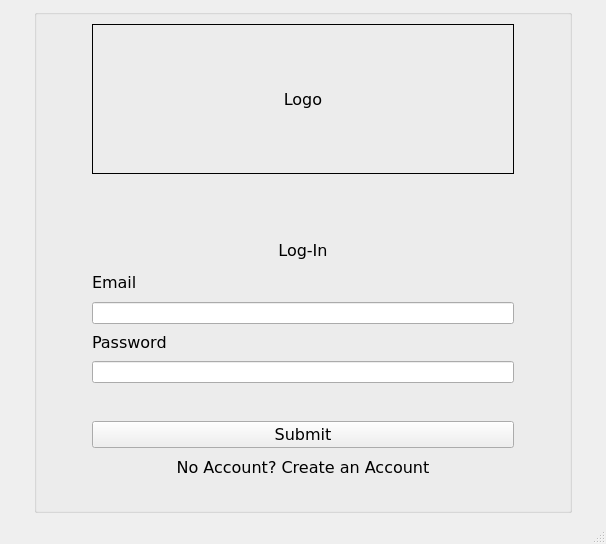
Old version of the form CLOCKWORK_SEMESTER/log_in_main.ui in the repository AmielJohnPadasay/ClockWork.
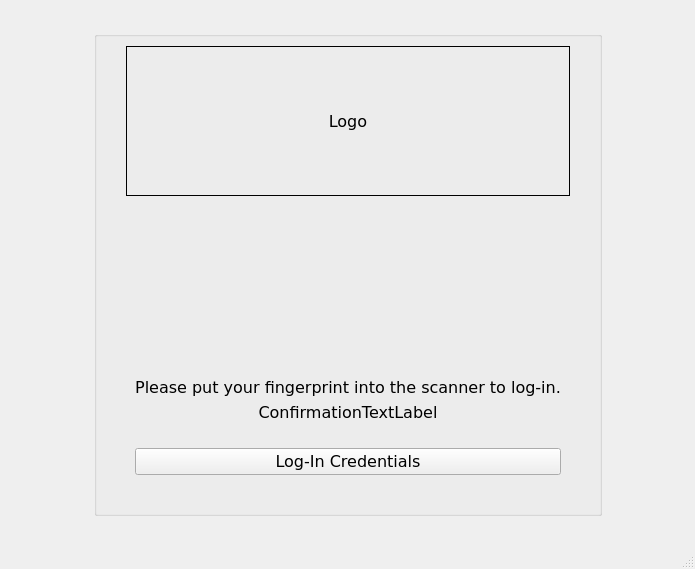
New version of the form. Icons and pictures are not drawn.

Commit message: Completed function of Log-In WIndow

```diff
--- a/CLOCKWORK_SEMESTER/log_in_main.ui
+++ b/CLOCKWORK_SEMESTER/log_in_main.ui
@@ -6,8 +6,8 @@
    <rect>
     <x>0</x>
     <y>0</y>
-    <width>606</width>
-    <height>544</height>
+    <width>695</width>
+    <height>569</height>
    </rect>
   </property>
   <property name="windowTitle">
@@ -15,21 +15,21 @@
   </property>
   <widget class="QWidget" name="centralwidget">
    <layout class="QGridLayout" name="gridLayout_3">
-    <item row="1" column="0">
-     <spacer name="horizontalSpacer_9">
+    <item row="2" column="1">
+     <spacer name="verticalSpacer_6">
       <property name="orientation">
-       <enum>Qt::Orientation::Horizontal</enum>
+       <enum>Qt::Orientation::Vertical</enum>
       </property>
       <property name="sizeHint" stdset="0">
        <size>
-        <width>40</width>
-        <height>20</height>
+        <width>20</width>
+        <height>40</height>
        </size>
       </property>
      </spacer>
     </item>
     <item row="1" column="2">
-     <spacer name="horizontalSpacer_10">
+     <spacer name="horizontalSpacer_6">
       <property name="orientation">
        <enum>Qt::Orientation::Horizontal</enum>
       </property>
@@ -46,21 +46,21 @@
       <property name="title">
        <string/>
       </property>
-      <layout class="QGridLayout" name="gridLayout_2">
-       <item row="0" column="0" rowspan="9">
-        <spacer name="verticalSpacer">
+      <layout class="QGridLayout" name="gridLayout">
+       <item row="0" column="0" rowspan="2">
+        <spacer name="verticalSpacer_9">
          <property name="orientation">
           <enum>Qt::Orientation::Vertical</enum>
          </property>
          <property name="sizeHint" stdset="0">
           <size>
            <width>20</width>
-           <height>483</height>
+           <height>40</height>
           </size>
          </property>
         </spacer>
        </item>
-       <item row="0" column="2">
+       <item row="0" column="1">
         <widget class="QLabel" name="main_logo">
          <property name="minimumSize">
           <size>
@@ -85,21 +85,21 @@
          </property>
         </widget>
        </item>
-       <item row="0" column="4" rowspan="9">
-        <spacer name="verticalSpacer_2">
+       <item row="0" column="2" rowspan="2">
+        <spacer name="verticalSpacer_10">
          <property name="orientation">
           <enum>Qt::Orientation::Vertical</enum>
          </property>
          <property name="sizeHint" stdset="0">
           <size>
            <width>20</width>
-           <height>483</height>
+           <height>40</height>
           </size>
          </property>
         </spacer>
        </item>
-       <item row="1" column="2">
-        <spacer name="horizontalSpacer_3">
+       <item row="2" column="1">
+        <spacer name="horizontalSpacer">
          <property name="orientation">
           <enum>Qt::Orientation::Horizontal</enum>
          </property>
@@ -111,36 +111,21 @@
          </property>
         </spacer>
        </item>
-       <item row="2" column="1" colspan="3">
-        <spacer name="horizontalSpacer_4">
-         <property name="orientation">
-          <enum>Qt::Orientation::Horizontal</enum>
+       <item row="1" column="1">
+        <widget class="QStackedWidget" name="log_in_stacked">
+         <property name="currentIndex">
+          <number>1</number>
          </property>
-         <property name="sizeHint" stdset="0">
-          <size>
-           <width>488</width>
-           <height>20</height>
-          </size>
-         </property>
-        </spacer>
-       </item>
-       <item row="3" column="2">
-        <widget class="QLabel" name="login_label">
-         <property name="font">
-          <font>
-           <family>Verdana</family>
-           <pointsize>12</pointsize>
-          </font>
-         </property>
+         <widget class="QWidget" name="log_in_credentials">
+          <layout class="QGridLayout" name="gridLayout_4">
+           <item row="5" column="0" colspan="3">
+            <widget class="QLineEdit" name="password_lineEdit">
          <property name="text">
-          <string>Log-In</string>
-         </property>
-         <property name="alignment">
-          <set>Qt::AlignmentFlag::AlignCenter</set>
+              <string/>
          </property>
         </widget>
        </item>
-       <item row="4" column="2">
+           <item row="2" column="0">
         <widget class="QLabel" name="email_label">
          <property name="font">
           <font>
@@ -153,60 +138,7 @@
          </property>
         </widget>
        </item>
-       <item row="5" column="2">
-        <widget class="QLineEdit" name="email_lineEdit">
-         <property name="text">
-          <string/>
-         </property>
-        </widget>
-       </item>
-       <item row="6" column="2">
-        <widget class="QLabel" name="password_label">
-         <property name="font">
-          <font>
-           <family>Verdana</family>
-           <pointsize>12</pointsize>
-          </font>
-         </property>
-         <property name="text">
-          <string>Password</string>
-         </property>
-        </widget>
-       </item>
-       <item row="7" column="2">
-        <widget class="QLineEdit" name="password_lineEdit">
-         <property name="text">
-          <string/>
-         </property>
-        </widget>
-       </item>
-       <item row="8" column="2">
-        <spacer name="horizontalSpacer_2">
-         <property name="orientation">
-          <enum>Qt::Orientation::Horizontal</enum>
-         </property>
-         <property name="sizeHint" stdset="0">
-          <size>
-           <width>430</width>
-           <height>20</height>
-          </size>
-         </property>
-        </spacer>
-       </item>
-       <item row="9" column="1" rowspan="2">
-        <spacer name="verticalSpacer_3">
-         <property name="orientation">
-          <enum>Qt::Orientation::Vertical</enum>
-         </property>
-         <property name="sizeHint" stdset="0">
-          <size>
-           <width>20</width>
-           <height>54</height>
-          </size>
-         </property>
-        </spacer>
-       </item>
-       <item row="9" column="2">
+           <item row="9" column="0" colspan="3">
         <widget class="QPushButton" name="log_in_button">
          <property name="font">
           <font>
@@ -222,20 +154,33 @@
          </property>
         </widget>
        </item>
-       <item row="9" column="3" rowspan="2">
-        <spacer name="verticalSpacer_4">
+           <item row="7" column="0" colspan="3">
+            <spacer name="horizontalSpacer_4">
          <property name="orientation">
-          <enum>Qt::Orientation::Vertical</enum>
+              <enum>Qt::Orientation::Horizontal</enum>
          </property>
          <property name="sizeHint" stdset="0">
           <size>
-           <width>20</width>
-           <height>54</height>
+               <width>40</width>
+               <height>20</height>
           </size>
          </property>
         </spacer>
        </item>
-       <item row="10" column="2">
+           <item row="4" column="0" colspan="2">
+            <widget class="QLabel" name="password_label">
+             <property name="font">
+              <font>
+               <family>Verdana</family>
+               <pointsize>12</pointsize>
+              </font>
+             </property>
+             <property name="text">
+              <string>Password</string>
+             </property>
+            </widget>
+           </item>
+           <item row="11" column="0" colspan="3">
         <widget class="QPushButton" name="create_account_log_in_button_2">
          <property name="minimumSize">
           <size>
@@ -260,24 +205,77 @@
          </property>
         </widget>
        </item>
-       <item row="11" column="2">
-        <spacer name="horizontalSpacer">
+           <item row="0" column="0" colspan="3">
+            <widget class="QLabel" name="login_label">
+             <property name="font">
+              <font>
+               <family>Verdana</family>
+               <pointsize>12</pointsize>
+              </font>
+             </property>
+             <property name="text">
+              <string>Log-In</string>
+             </property>
+             <property name="alignment">
+              <set>Qt::AlignmentFlag::AlignCenter</set>
+             </property>
+            </widget>
+           </item>
+           <item row="3" column="0" colspan="3">
+            <widget class="QLineEdit" name="email_lineEdit">
+             <property name="text">
+              <string/>
+             </property>
+            </widget>
+           </item>
+           <item row="6" column="0" colspan="3">
+            <spacer name="horizontalSpacer_7">
          <property name="orientation">
           <enum>Qt::Orientation::Horizontal</enum>
          </property>
          <property name="sizeHint" stdset="0">
           <size>
-           <width>430</width>
+               <width>40</width>
            <height>20</height>
           </size>
          </property>
         </spacer>
        </item>
-      </layout>
-     </widget>
+           <item row="10" column="0" colspan="3">
+            <widget class="QPushButton" name="log_in_fingerprint_btn">
+             <property name="font">
+              <font>
+               <family>Verdana</family>
+               <pointsize>12</pointsize>
+              </font>
+             </property>
+             <property name="text">
+              <string>Log-In Using Fingerprint</string>
+             </property>
+            </widget>
+           </item>
+          </layout>
+         </widget>
+         <widget class="QWidget" name="log_in_fingerprint">
+          <layout class="QGridLayout" name="gridLayout_2">
+           <item row="1" column="0" colspan="5">
+            <widget class="QLabel" name="log_in_fingerprint_label">
+             <property name="font">
+              <font>
+               <family>Verdana</family>
+               <pointsize>12</pointsize>
+              </font>
+             </property>
+             <property name="text">
+              <string>Please put your fingerprint into the scanner to log-in.</string>
+             </property>
+             <property name="alignment">
+              <set>Qt::AlignmentFlag::AlignCenter</set>
+             </property>
+            </widget>
     </item>
     <item row="0" column="1">
-     <spacer name="verticalSpacer_9">
+            <spacer name="verticalSpacer">
       <property name="orientation">
        <enum>Qt::Orientation::Vertical</enum>
       </property>
@@ -289,8 +287,8 @@
       </property>
      </spacer>
     </item>
-    <item row="2" column="1">
-     <spacer name="verticalSpacer_10">
+           <item row="0" column="3">
+            <spacer name="verticalSpacer_2">
       <property name="orientation">
        <enum>Qt::Orientation::Vertical</enum>
       </property>
@@ -298,6 +296,112 @@
        <size>
         <width>20</width>
         <height>40</height>
+              </size>
+             </property>
+            </spacer>
+           </item>
+           <item row="0" column="2">
+            <widget class="QLabel" name="fingerprint_label">
+             <property name="minimumSize">
+              <size>
+               <width>100</width>
+               <height>100</height>
+              </size>
+             </property>
+             <property name="sizeIncrement">
+              <size>
+               <width>2</width>
+               <height>2</height>
+              </size>
+             </property>
+             <property name="text">
+              <string/>
+             </property>
+             <property name="pixmap">
+              <pixmap>resources/fingerprint_new.png</pixmap>
+             </property>
+             <property name="scaledContents">
+              <bool>false</bool>
+             </property>
+             <property name="alignment">
+              <set>Qt::AlignmentFlag::AlignCenter</set>
+             </property>
+            </widget>
+           </item>
+           <item row="2" column="0" colspan="5">
+            <widget class="QLabel" name="confirmation_text_label">
+             <property name="font">
+              <font>
+               <family>Verdana</family>
+               <pointsize>12</pointsize>
+              </font>
+             </property>
+             <property name="text">
+              <string>ConfirmationTextLabel</string>
+             </property>
+             <property name="alignment">
+              <set>Qt::AlignmentFlag::AlignCenter</set>
+             </property>
+            </widget>
+           </item>
+           <item row="4" column="0" colspan="5">
+            <widget class="QPushButton" name="log_in_credentials_btn">
+             <property name="font">
+              <font>
+               <family>Verdana</family>
+               <pointsize>12</pointsize>
+              </font>
+             </property>
+             <property name="text">
+              <string>Log-In Credentials</string>
+             </property>
+             <property name="shortcut">
+              <string>Return</string>
+             </property>
+            </widget>
+           </item>
+           <item row="3" column="0" colspan="5">
+            <spacer name="horizontalSpacer_2">
+             <property name="orientation">
+              <enum>Qt::Orientation::Horizontal</enum>
+             </property>
+             <property name="sizeHint" stdset="0">
+              <size>
+               <width>40</width>
+               <height>20</height>
+              </size>
+             </property>
+            </spacer>
+           </item>
+          </layout>
+         </widget>
+        </widget>
+       </item>
+      </layout>
+     </widget>
+    </item>
+    <item row="0" column="1">
+     <spacer name="verticalSpacer_11">
+      <property name="orientation">
+       <enum>Qt::Orientation::Vertical</enum>
+      </property>
+      <property name="sizeHint" stdset="0">
+       <size>
+        <width>20</width>
+        <height>40</height>
+       </size>
+      </property>
+     </spacer>
+    </item>
+    <item row="1" column="0">
+     <spacer name="horizontalSpacer_3">
+      <property name="orientation">
+       <enum>Qt::Orientation::Horizontal</enum>
+      </property>
+      <property name="sizeHint" stdset="0">
+       <size>
+        <width>40</width>
+        <height>20</height>
        </size>
       </property>
      </spacer>
@@ -309,7 +413,7 @@
     <rect>
      <x>0</x>
      <y>0</y>
-     <width>606</width>
+     <width>695</width>
      <height>22</height>
     </rect>
    </property>
```
Lines whose indentation alone changed are shown as unchanged. The commit also changes 3 other files.
